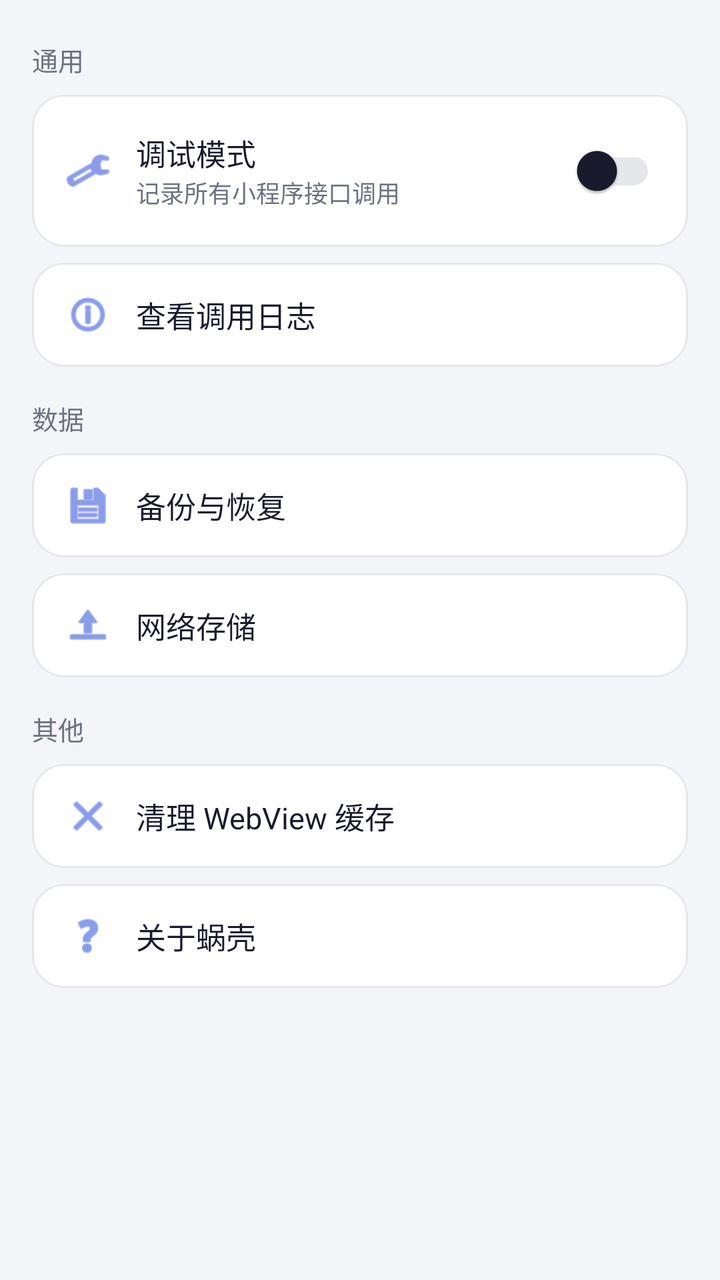
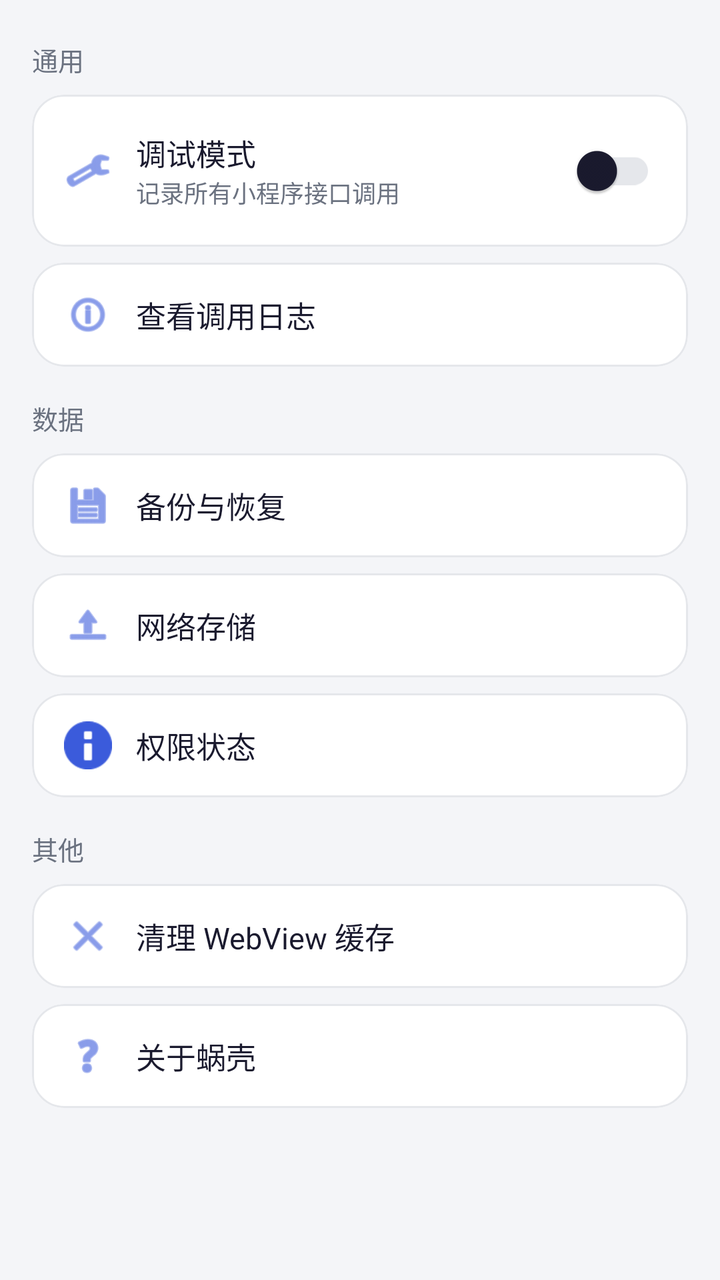

Screens rendered from an Android XML layout before and after an edit, with the pre-edit source and the edit as a unified diff.
<!-- AndroidManifest.xml: application theme Theme.MiniApp -->
<!-- res/layout/page_settings.xml -->
<?xml version="1.0" encoding="utf-8"?>
<ScrollView xmlns:android="http://schemas.android.com/apk/res/android"
    xmlns:app="http://schemas.android.com/apk/res-auto"
    android:layout_width="match_parent"
    android:layout_height="match_parent"
    android:background="@color/bg_window">

    <LinearLayout
        android:layout_width="match_parent"
        android:layout_height="wrap_content"
        android:orientation="vertical"
        android:padding="16dp">

        <TextView
            android:layout_width="match_parent"
            android:layout_height="wrap_content"
            android:layout_marginTop="4dp"
            android:text="通用"
            android:textColor="@color/text_secondary"
            android:textSize="13sp" />

        
        <com.google.android.material.card.MaterialCardView
            android:id="@+id/card_debug"
            style="@style/Widget.MiniApp.SettingCard">

            <LinearLayout
                android:layout_width="match_parent"
                android:layout_height="wrap_content"
                android:gravity="center_vertical"
                android:orientation="horizontal"
                android:paddingHorizontal="16dp"
                android:paddingVertical="14dp">

                <ImageView
                    android:layout_width="24dp"
                    android:layout_height="24dp"
                    android:contentDescription="调试模式"
                    android:src="@android:drawable/ic_menu_manage"
                    android:tint="@color/brand_primary" />

                <LinearLayout
                    android:layout_width="0dp"
                    android:layout_height="wrap_content"
                    android:layout_marginStart="12dp"
                    android:layout_weight="1"
                    android:orientation="vertical">

                    <TextView
                        android:layout_width="match_parent"
                        android:layout_height="wrap_content"
                        android:text="调试模式"
                        android:textColor="@color/text_primary"
                        android:textSize="15sp" />

                    <TextView
                        android:id="@+id/tv_debug_desc"
                        android:layout_width="match_parent"
                        android:layout_height="wrap_content"
                        android:text="记录所有小程序接口调用"
                        android:textColor="@color/text_secondary"
                        android:textSize="12sp" />
                </LinearLayout>

                <androidx.appcompat.widget.SwitchCompat
                    android:id="@+id/switch_debug"
                    android:layout_width="wrap_content"
                    android:layout_height="wrap_content" />
            </LinearLayout>
        </com.google.android.material.card.MaterialCardView>

        
        <com.google.android.material.card.MaterialCardView
            android:id="@+id/card_debug_log"
            style="@style/Widget.MiniApp.SettingCard">

            <LinearLayout
                android:layout_width="match_parent"
                android:layout_height="wrap_content"
                android:gravity="center_vertical"
                android:orientation="horizontal"
                android:paddingHorizontal="16dp"
                android:paddingVertical="14dp">

                <ImageView
                    android:layout_width="24dp"
                    android:layout_height="24dp"
                    android:contentDescription="查看调用日志"
                    android:src="@android:drawable/ic_menu_info_details"
                    android:tint="@color/brand_primary" />

                <TextView
                    android:layout_width="0dp"
                    android:layout_height="wrap_content"
                    android:layout_marginStart="12dp"
                    android:layout_weight="1"
                    android:text="查看调用日志"
                    android:textColor="@color/text_primary"
                    android:textSize="15sp" />
            </LinearLayout>
        </com.google.android.material.card.MaterialCardView>

        <TextView
            android:layout_width="match_parent"
            android:layout_height="wrap_content"
            android:layout_marginTop="16dp"
            android:text="数据"
            android:textColor="@color/text_secondary"
            android:textSize="13sp" />

        
        <com.google.android.material.card.MaterialCardView
            android:id="@+id/card_backup"
            style="@style/Widget.MiniApp.SettingCard">

            <LinearLayout
                android:layout_width="match_parent"
                android:layout_height="wrap_content"
                android:gravity="center_vertical"
                android:orientation="horizontal"
                android:paddingHorizontal="16dp"
                android:paddingVertical="14dp">

                <ImageView
                    android:layout_width="24dp"
                    android:layout_height="24dp"
                    android:contentDescription="备份与恢复"
                    android:src="@android:drawable/ic_menu_save"
                    android:tint="@color/brand_primary" />

                <TextView
                    android:layout_width="0dp"
                    android:layout_height="wrap_content"
                    android:layout_marginStart="12dp"
                    android:layout_weight="1"
                    android:text="备份与恢复"
                    android:textColor="@color/text_primary"
                    android:textSize="15sp" />
            </LinearLayout>
        </com.google.android.material.card.MaterialCardView>

        
        <com.google.android.material.card.MaterialCardView
            android:id="@+id/card_netdisk"
            style="@style/Widget.MiniApp.SettingCard">

            <LinearLayout
                android:layout_width="match_parent"
                android:layout_height="wrap_content"
                android:gravity="center_vertical"
                android:orientation="horizontal"
                android:paddingHorizontal="16dp"
                android:paddingVertical="14dp">

                <ImageView
                    android:layout_width="24dp"
                    android:layout_height="24dp"
                    android:contentDescription="网络存储"
                    android:src="@android:drawable/ic_menu_upload"
                    android:tint="@color/brand_primary" />

                <TextView
                    android:layout_width="0dp"
                    android:layout_height="wrap_content"
                    android:layout_marginStart="12dp"
                    android:layout_weight="1"
                    android:text="网络存储"
                    android:textColor="@color/text_primary"
                    android:textSize="15sp" />
            </LinearLayout>
        </com.google.android.material.card.MaterialCardView>

        <TextView
            android:layout_width="match_parent"
            android:layout_height="wrap_content"
            android:layout_marginTop="16dp"
            android:text="其他"
            android:textColor="@color/text_secondary"
            android:textSize="13sp" />

        
        <com.google.android.material.card.MaterialCardView
            android:id="@+id/card_clean"
            style="@style/Widget.MiniApp.SettingCard">

            <LinearLayout
                android:layout_width="match_parent"
                android:layout_height="wrap_content"
                android:gravity="center_vertical"
                android:orientation="horizontal"
                android:paddingHorizontal="16dp"
                android:paddingVertical="14dp">

                <ImageView
                    android:layout_width="24dp"
                    android:layout_height="24dp"
                    android:contentDescription="清理 WebView 缓存"
                    android:src="@android:drawable/ic_menu_close_clear_cancel"
                    android:tint="@color/brand_primary" />

                <TextView
                    android:layout_width="0dp"
                    android:layout_height="wrap_content"
                    android:layout_marginStart="12dp"
                    android:layout_weight="1"
                    android:text="清理 WebView 缓存"
                    android:textColor="@color/text_primary"
                    android:textSize="15sp" />
            </LinearLayout>
        </com.google.android.material.card.MaterialCardView>

        
        <com.google.android.material.card.MaterialCardView
            android:id="@+id/card_about"
            style="@style/Widget.MiniApp.SettingCard">

            <LinearLayout
                android:layout_width="match_parent"
                android:layout_height="wrap_content"
                android:gravity="center_vertical"
                android:orientation="horizontal"
                android:paddingHorizontal="16dp"
                android:paddingVertical="14dp">

                <ImageView
                    android:layout_width="24dp"
                    android:layout_height="24dp"
                    android:contentDescription="关于蜗壳"
                    android:src="@android:drawable/ic_menu_help"
                    android:tint="@color/brand_primary" />

                <TextView
                    android:layout_width="0dp"
                    android:layout_height="wrap_content"
                    android:layout_marginStart="12dp"
                    android:layout_weight="1"
                    android:text="关于蜗壳"
                    android:textColor="@color/text_primary"
                    android:textSize="15sp" />
            </LinearLayout>
        </com.google.android.material.card.MaterialCardView>

    </LinearLayout>
</ScrollView>
<!-- resources referenced by this layout -->
<resources>
  <color name="bg_window">#F4F5F8</color>
  <color name="brand_primary">#3B5BDB</color>
  <color name="text_primary">#1A1A2E</color>
  <color name="text_secondary">#6B7280</color>
  <style name="Widget.MiniApp.SettingCard" parent="Widget.Material3.CardView.Outlined">
          <item name="cardBackgroundColor">@color/bg_card</item>
          <item name="cardCornerRadius">16dp</item>
          <item name="cardElevation">0dp</item>
          <item name="strokeColor">@color/divider</item>
          <item name="strokeWidth">1dp</item>
          <item name="android:layout_width">match_parent</item>
          <item name="android:layout_height">wrap_content</item>
          <item name="android:layout_marginTop">8dp</item>
          <item name="android:clickable">true</item>
          <item name="android:focusable">true</item>
          <item name="android:foreground">?attr/selectableItemBackground</item>
      </style>
  <color name="bg_card">#FFFFFF</color>
  <color name="divider">#E5E7EB</color>
  <color name="brand_on_primary">#FFFFFF</color>
  <color name="brand_primary_container">#DCE1FB</color>
  <color name="brand_on_primary_container">#0F1855</color>
  <color name="brand_accent">#FFC24B</color>
  <color name="brand_on_secondary">#1A1504</color>
  <color name="bg_card_raised">#EEF0F6</color>
  <color name="danger">#E03131</color>
  <color name="brand_primary_dark">#26398C</color>
  <style name="Animation.MiniApp.Activity" parent="@android:style/Animation.Activity">
          <item name="android:activityOpenEnterAnimation">@anim/slide_in_right</item>
          <item name="android:activityOpenExitAnimation">@anim/fade_out_slight</item>
          <item name="android:activityCloseEnterAnimation">@anim/fade_in_slight</item>
          <item name="android:activityCloseExitAnimation">@anim/slide_out_right</item>
      </style>
  <style name="ThemeOverlay.MiniApp.RoundedDialog" parent="ThemeOverlay.Material3.MaterialAlertDialog">
          <item name="colorPrimary">@color/brand_primary</item>
          <item name="colorSecondary">@color/brand_accent</item>
          <item name="shapeAppearanceOverlay">@style/ShapeAppearance.MiniApp.Dialog</item>
          <item name="buttonBarPositiveButtonStyle">@style/Widget.MiniApp.DialogButton</item>
          <item name="buttonBarNegativeButtonStyle">@style/Widget.MiniApp.DialogButton</item>
          <item name="buttonBarNeutralButtonStyle">@style/Widget.MiniApp.DialogButton</item>
      </style>
  <style name="ShapeAppearance.MiniApp.Dialog" parent="">
          <item name="cornerFamily">rounded</item>
          <item name="cornerSize">24dp</item>
      </style>
  <style name="Widget.MiniApp.DialogButton" parent="Widget.Material3.Button.TextButton.Dialog">
          <item name="android:textColor">@color/brand_primary</item>
      </style>
  <!-- unchanged entries left out for length: 1 -->
</resources>

<!-- the commit's change to res/layout/page_settings.xml (unified diff, before → after) -->
@@ -170,6 +170,37 @@
             </LinearLayout>
         </com.google.android.material.card.MaterialCardView>
 
+        
+        <com.google.android.material.card.MaterialCardView
+            android:id="@+id/card_permission_status"
+            style="@style/Widget.MiniApp.SettingCard">
+
+            <LinearLayout
+                android:layout_width="match_parent"
+                android:layout_height="wrap_content"
+                android:gravity="center_vertical"
+                android:orientation="horizontal"
+                android:paddingHorizontal="16dp"
+                android:paddingVertical="14dp">
+
+                <ImageView
+                    android:layout_width="24dp"
+                    android:layout_height="24dp"
+                    android:contentDescription="权限状态"
+                    android:src="@android:drawable/ic_dialog_info"
+                    android:tint="@color/brand_primary" />
+
+                <TextView
+                    android:layout_width="0dp"
+                    android:layout_height="wrap_content"
+                    android:layout_marginStart="12dp"
+                    android:layout_weight="1"
+                    android:text="权限状态"
+                    android:textColor="@color/text_primary"
+                    android:textSize="15sp" />
+            </LinearLayout>
+        </com.google.android.material.card.MaterialCardView>
+
         <TextView
             android:layout_width="match_parent"
             android:layout_height="wrap_content"
